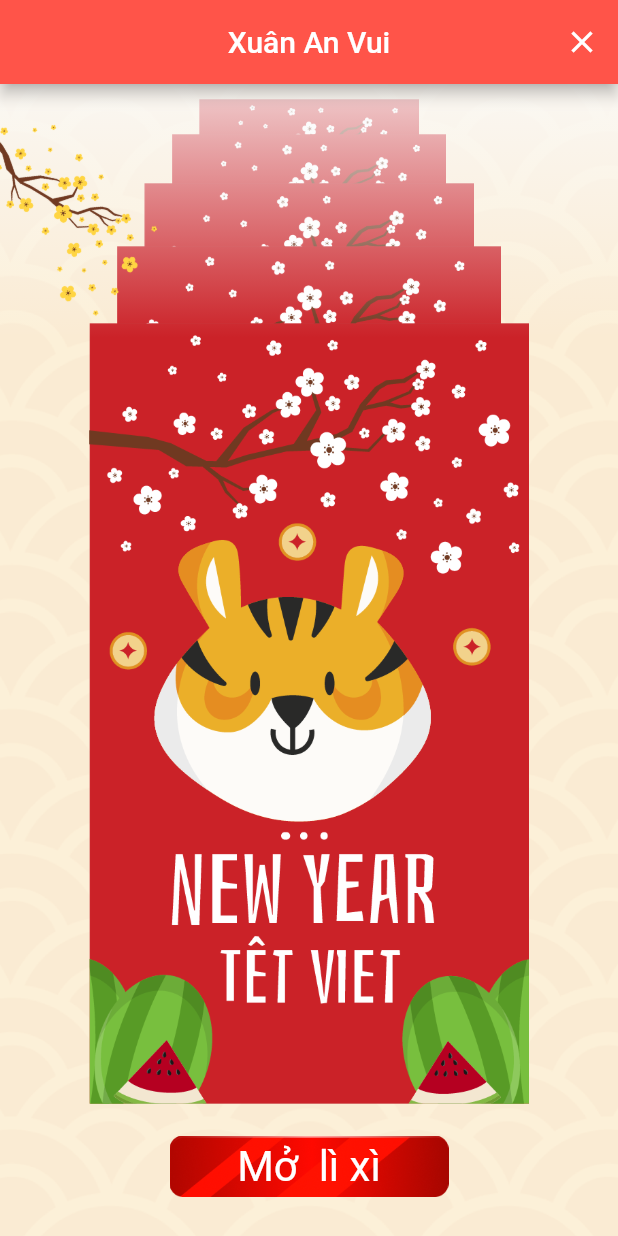
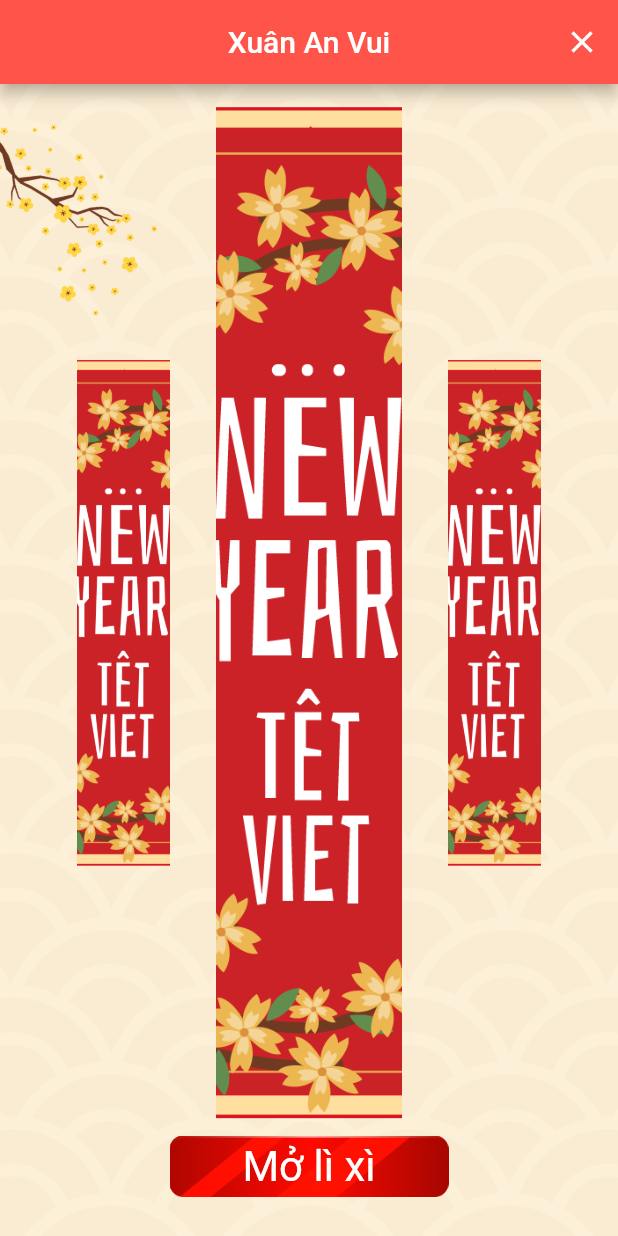
Before and after one commit to hophat/thansohoc, a Flutter app: the EventPage2 screen opened directly, on a phone screen of 412 x 824 dp. Run offline on Flutter 3.47's test engine with Material 2 defaults, Android fonts, the phone set to English and light mode, and no system bars; drawn by our look-alikes of card_swiper; our stand-ins replace backdrop, confetti, dio, flutter_datetime_picker, flutter_easyloading, flutter_html and 3 more; missing offline and left inert: flutter_animated_dialog; accounts and stored records are empty; network calls fail; Roboto replaces fonts that are missing (Bahianita, Rye).

Commit message:
modifty -> UI Tet

```diff
--- a/lib/Pages/event/event_2.dart
+++ b/lib/Pages/event/event_2.dart
@@ -1,6 +1,7 @@
 import 'dart:math';
 import 'dart:ui';
 
+// import 'package:appinio_swiper/appinio_swiper.dart';
 import 'package:confetti/confetti.dart';
 import 'package:flutter/material.dart';
 import 'package:flutter_app_than_so_hoc_2/Pages/event/event_success_page.dart';
@@ -9,6 +10,7 @@ import 'package:flutter_app_than_so_hoc_2/provider/local_db/shared_pref.dart';
 import 'package:flutter_staggered_grid_view/flutter_staggered_grid_view.dart';
 import 'package:google_fonts/google_fonts.dart';
 import 'package:google_mobile_ads/google_mobile_ads.dart';
+import 'package:card_swiper/card_swiper.dart';
 
 class EventPage2 extends StatefulWidget {
   const EventPage2({Key? key}) : super(key: key);
@@ -18,7 +20,7 @@ class EventPage2 extends StatefulWidget {
 }
 
 class _EventPageState2 extends State<EventPage2> {
-  List<int> _lixis = List.generate(30, (index) => Random().nextInt(4)).toList();
+  List<int> _lixis = List.generate(30, (index) => Random().nextInt(7)).toList();
   Set<int> _chooses = {};
   List<String> _choosesStr = [];
 
@@ -80,7 +82,7 @@ class _EventPageState2 extends State<EventPage2> {
     _rewardedAd = null;
   }
 
-  _setUpChooseList(){
+  _setUpChooseList() {
     _choosesStr = myShared.getStringList('_chooses') ?? [];
     _chooses = _choosesStr.map((e) => int.parse(e)).toSet();
   }
@@ -129,24 +131,86 @@ class _EventPageState2 extends State<EventPage2> {
           children: [
             Column(
               children: [
+                // Expanded(
+                //   child: PerspectiveListView(
+                //     visualizedItems: _visibleItems,
+                //     itemExtent: _itemExtent,
+                //     initialIndex: _initialIndex,
+                //     enableBackItemsShadow: true,
+                //     backItemsShadowColor:
+                //         Theme.of(context).scaffoldBackgroundColor,
+                //     padding: const EdgeInsets.all(10),
+                //     // onTapFrontItem: (index) {
+                //     //   print(index);
+                //     // },
+                //     onChangeFrontItem: (index) {
+                //       _currentLixi = index;
+                //     },
+                //     children: List.generate(
+                //       _lixis.length,
+                //       (index) {
+                //         int lixi = _lixis[index];
+                //         return Container(
+                //             decoration: BoxDecoration(
+                //               image: DecorationImage(
+                //                   image:
+                //                       AssetImage('assets/tet/lixi_$lixi.png'),
+                //                   fit: BoxFit.fitHeight),
+                //             ),
+                //             alignment: Alignment.center,
+                //             child: _chooses.contains(index)
+                //                 ? Icon(
+                //                     Icons.check_circle_outline,
+                //                     color: Colors.white70,
+                //                     size: itemWidth,
+                //                   )
+                //                 : null);
+                //       },
+                //     ),
+                //   ),
+                // ),
+                // Expanded(
+                //   child: AppinioSwiper(
+                //     duration:const Duration(milliseconds: 100),
+                //     unlimitedUnswipe: true,
+                //     onSwipe: (index, _) {
+                //       _currentLixi = index;
+                //       print(_currentLixi);
+                //     },
+                //     onEnd: () {
+                //       _currentLixi = _initialIndex;
+                //       print('end => $_currentLixi');
+                //       setState(() {
+                //
+                //       });
+                //     },
+                //     cards: List.generate(
+                //       _lixis.length,
+                //       (index) {
+                //         int lixi = _lixis[index];
+                //         return Container(
+                //             decoration: BoxDecoration(
+                //               image: DecorationImage(
+                //                   image:
+                //                       AssetImage('assets/tet/lixi_$lixi.png'),
+                //                   fit: BoxFit.fitHeight),
+                //             ),
+                //             alignment: Alignment.center,
+                //             child: _chooses.contains(index)
+                //                 ? Icon(
+                //                     Icons.check_circle_outline,
+                //                     color: Colors.white70,
+                //                     size: itemWidth,
+                //                   )
+                //                 : null);
+                //       },
+                //     ),
+                //   ),
+                // ),
+                const SizedBox(height: 15),
                 Expanded(
-                  child: PerspectiveListView(
-                    visualizedItems: _visibleItems,
-                    itemExtent: _itemExtent,
-                    initialIndex: _initialIndex,
-                    enableBackItemsShadow: true,
-                    backItemsShadowColor:
-                        Theme.of(context).scaffoldBackgroundColor,
-                    padding: const EdgeInsets.all(10),
-                    // onTapFrontItem: (index) {
-                    //   print(index);
-                    // },
-                    onChangeFrontItem: (index) {
-                      _currentLixi = index;
-                    },
-                    children: List.generate(
-                      _lixis.length,
-                      (index) {
+                  child: Swiper(
+                    itemBuilder: (BuildContext context, int index) {
                       int lixi = _lixis[index];
                       return Container(
                           decoration: BoxDecoration(
@@ -160,17 +224,26 @@ class _EventPageState2 extends State<EventPage2> {
                               ? Icon(
                             Icons.check_circle_outline,
                             color: Colors.white70,
-                                    size: itemWidth,
+                            size: itemWidth/2.5,
                           )
                               : null);
                     },
-                    ),
+                    onIndexChanged: (index) {
+                      _currentLixi = index;
+                    },
+                    itemCount: _lixis.length,
+                    // layout: SwiperLayout.STACK,
+                    // itemWidth: 300.0,
+                    // itemHeight: 300,
+                    viewportFraction: 0.3,
+                    scale: 0.5,
+
                   ),
                 ),
                 InkWell(
                   borderRadius: BorderRadius.circular(15),
                   onTap: () {
-                    if(_chooses.contains(_currentLixi)) return;
+                    if (_chooses.contains(_currentLixi)) return;
                     _showRewardAd(_currentLixi);
                   },
                   child: Container(
@@ -178,13 +251,11 @@ class _EventPageState2 extends State<EventPage2> {
                     padding: EdgeInsets.all(15),
                     decoration: BoxDecoration(
                         image: DecorationImage(
-                        image: AssetImage(
-                          'assets/tet/tet_btn.png'
-                        )
-                      )
-                    ),
+                            image: AssetImage('assets/tet/tet_btn.png'))),
                     alignment: Alignment.center,
-                    child: Text('Mở  lì xì', style: GoogleFonts.getFont('Bahianita', color: Colors.white, fontSize: 28)),
+                    child: Text('Mở lì xì',
+                        style: GoogleFonts.getFont('Bahianita',
+                            color: Colors.white, fontSize: 28)),
                   ),
                 ),
 
--- a/pubspec.yaml
+++ b/pubspec.yaml
@@ -51,6 +51,8 @@ dependencies:
   confetti: ^0.7.0
   flutter_animated_dialog: ^2.0.1
   google_fonts: ^3.0.1
+#  appinio_swiper: ^1.1.1
+  card_swiper: ^2.0.4
 dev_dependencies:
   flutter_test:
     sdk: flutter
```
Also changed, not shown: assets/tet/lixi_4.png (added), assets/tet/lixi_5.png (added), assets/tet/lixi_6.png (added), assets/tet/lixi_7.png (added), pubspec.lock. Lines whose indentation alone changed are shown as unchanged.
